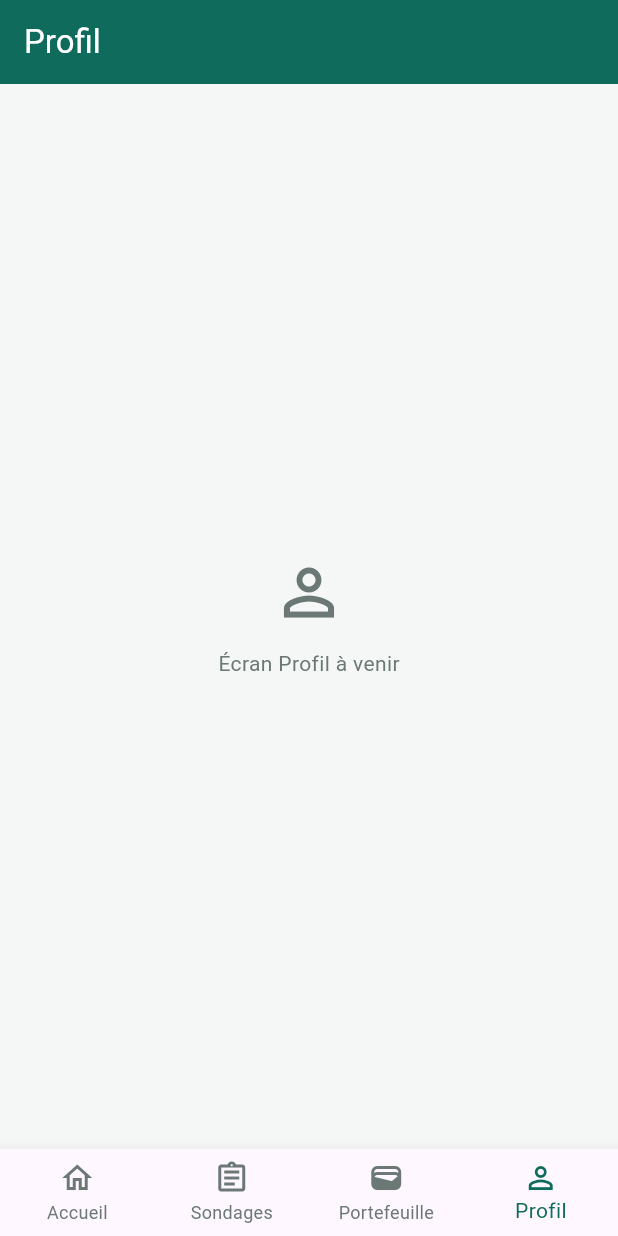
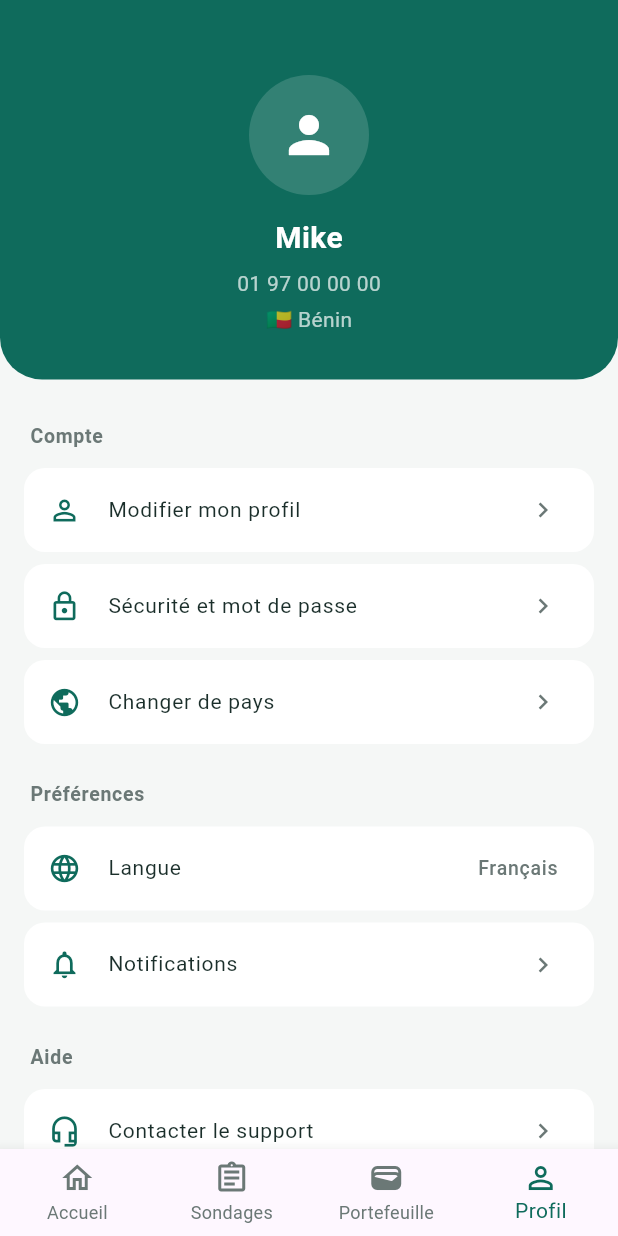
Before and after one commit to slownpoke/mon-appli-job, a Flutter app: the screen it shows after launch, item 4 of the bottom bar chosen, on a phone screen of 412 x 824 dp. Run offline on Flutter 3.47's test engine with Material 3 defaults, Android fonts, the phone set to English and light mode, and no system bars.

Commit message:
Ecran profil

```diff
--- a/lib/screens/main_navigation.dart
+++ b/lib/screens/main_navigation.dart
@@ -2,6 +2,7 @@ import 'package:flutter/material.dart';
 import 'home_screen.dart';
 import 'surveys_screen.dart';
 import 'wallet_screen.dart';
+import 'profile_screen.dart';
 
 class MainNavigation extends StatefulWidget {
   const MainNavigation({super.key});
@@ -23,7 +24,7 @@ class _MainNavigationState extends State<MainNavigation> {
     HomeScreen(),
     SurveysScreen(),
     WalletScreen(),
-    _PlaceholderScreen(title: "Profil", icon: Icons.person_outline),
+    ProfileScreen(),
   ];
 
   void goToTab(int index) {
@@ -53,36 +54,3 @@ class _MainNavigationState extends State<MainNavigation> {
     );
   }
 }
-
-// Écran temporaire en attendant de concevoir Portefeuille et Profil en détail
-class _PlaceholderScreen extends StatelessWidget {
-  final String title;
-  final IconData icon;
-
-  const _PlaceholderScreen({required this.title, required this.icon});
-
-  @override
-  Widget build(BuildContext context) {
-    return Scaffold(
-      backgroundColor: AppColors.background,
-      appBar: AppBar(
-        backgroundColor: AppColors.primary,
-        elevation: 0,
-        title: Text(title, style: const TextStyle(color: Colors.white)),
-      ),
-      body: Center(
-        child: Column(
-          mainAxisAlignment: MainAxisAlignment.center,
-          children: [
-            Icon(icon, size: 50, color: AppColors.textGrey),
-            const SizedBox(height: 12),
-            Text(
-              "Écran $title à venir",
-              style: const TextStyle(color: AppColors.textGrey),
-            ),
-          ],
-        ),
-      ),
-    );
-  }
-}
--- /dev/null
+++ b/lib/screens/profile_screen.dart
@@ -0,0 +1,136 @@
+import 'package:flutter/material.dart';
+import 'home_screen.dart'; // pour AppColors
+
+class ProfileScreen extends StatelessWidget {
+  const ProfileScreen({super.key});
+
+  @override
+  Widget build(BuildContext context) {
+    // Données factices en attendant la connexion à la base de données
+    const String userName = "Mike";
+    const String userPhone = "01 97 00 00 00";
+    const String userCountry = "🇧🇯 Bénin";
+
+    return Scaffold(
+      backgroundColor: AppColors.background,
+      body: ListView(
+        padding: EdgeInsets.zero,
+        children: [
+          _buildHeader(userName, userPhone, userCountry),
+          const SizedBox(height: 20),
+          _buildSectionTitle("Compte"),
+          _buildMenuTile(Icons.person_outline, "Modifier mon profil"),
+          _buildMenuTile(Icons.lock_outline, "Sécurité et mot de passe"),
+          _buildMenuTile(Icons.public, "Changer de pays"),
+          const SizedBox(height: 12),
+          _buildSectionTitle("Préférences"),
+          _buildMenuTile(Icons.language, "Langue", trailing: "Français"),
+          _buildMenuTile(Icons.notifications_outlined, "Notifications"),
+          const SizedBox(height: 12),
+          _buildSectionTitle("Aide"),
+          _buildMenuTile(Icons.headset_mic_outlined, "Contacter le support"),
+          _buildMenuTile(Icons.description_outlined, "Conditions d'utilisation"),
+          _buildMenuTile(Icons.info_outline, "À propos de l'application"),
+          const SizedBox(height: 20),
+          _buildLogoutButton(),
+          const SizedBox(height: 30),
+        ],
+      ),
+    );
+  }
+
+  // En-tête avec avatar, nom, téléphone et pays
+  Widget _buildHeader(String name, String phone, String country) {
+    return Container(
+      width: double.infinity,
+      padding: const EdgeInsets.fromLTRB(20, 50, 20, 30),
+      decoration: const BoxDecoration(
+        color: AppColors.primary,
+        borderRadius: BorderRadius.only(
+          bottomLeft: Radius.circular(28),
+          bottomRight: Radius.circular(28),
+        ),
+      ),
+      child: Column(
+        children: [
+          CircleAvatar(
+            radius: 40,
+            backgroundColor: Colors.white.withOpacity(0.15),
+            child: const Icon(Icons.person, color: Colors.white, size: 40),
+          ),
+          const SizedBox(height: 14),
+          Text(
+            name,
+            style: const TextStyle(color: Colors.white, fontSize: 20, fontWeight: FontWeight.bold),
+          ),
+          const SizedBox(height: 6),
+          Text(
+            phone,
+            style: const TextStyle(color: Colors.white70, fontSize: 14),
+          ),
+          const SizedBox(height: 4),
+          Text(
+            country,
+            style: const TextStyle(color: Colors.white70, fontSize: 14),
+          ),
+        ],
+      ),
+    );
+  }
+
+  Widget _buildSectionTitle(String title) {
+    return Padding(
+      padding: const EdgeInsets.fromLTRB(20, 8, 20, 8),
+      child: Text(
+        title,
+        style: const TextStyle(
+          fontSize: 13,
+          fontWeight: FontWeight.w700,
+          color: AppColors.textGrey,
+          letterSpacing: 0.5,
+        ),
+      ),
+    );
+  }
+
+  Widget _buildMenuTile(IconData icon, String title, {String? trailing}) {
+    return Container(
+      margin: const EdgeInsets.symmetric(horizontal: 16, vertical: 4),
+      decoration: BoxDecoration(
+        color: AppColors.cardWhite,
+        borderRadius: BorderRadius.circular(14),
+      ),
+      child: ListTile(
+        leading: Icon(icon, color: AppColors.primary, size: 22),
+        title: Text(title, style: const TextStyle(color: AppColors.textDark, fontSize: 14)),
+        trailing: trailing != null
+            ? Text(trailing, style: const TextStyle(color: AppColors.textGrey, fontSize: 13))
+            : const Icon(Icons.chevron_right, color: AppColors.textGrey, size: 20),
+        onTap: () {
+          // TODO: naviguer vers l'écran correspondant
+        },
+      ),
+    );
+  }
+
+  Widget _buildLogoutButton() {
+    return Padding(
+      padding: const EdgeInsets.symmetric(horizontal: 16),
+      child: SizedBox(
+        width: double.infinity,
+        child: OutlinedButton.icon(
+          onPressed: () {
+            // TODO: gérer la déconnexion
+          },
+          icon: const Icon(Icons.logout, color: Colors.redAccent, size: 18),
+          label: const Text("Se déconnecter", style: TextStyle(color: Colors.redAccent)),
+          style: OutlinedButton.styleFrom(
+            padding: const EdgeInsets.symmetric(vertical: 14),
+            side: const BorderSide(color: Colors.redAccent),
+            shape: RoundedRectangleBorder(borderRadius: BorderRadius.circular(12)),
+          ),
+        ),
+      ),
+    );
+  }
+}
```
